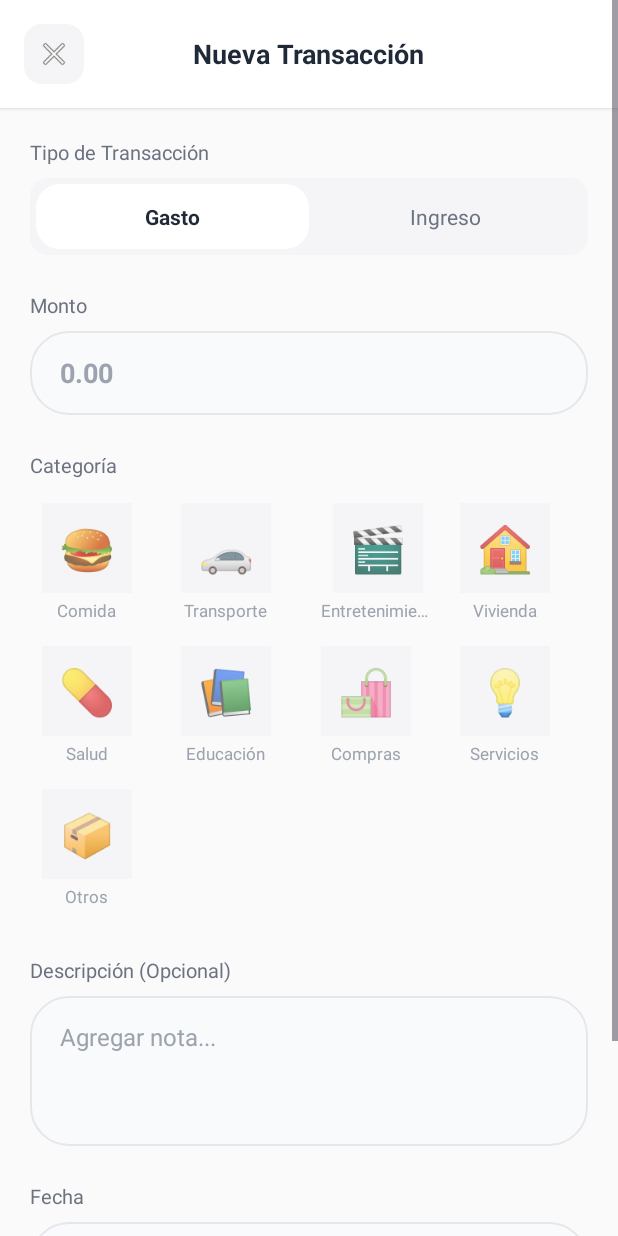
After one commit to cruzjeff225/GastoApp, an Android app: the AddTransactionActivity screen opened directly, with no data from a screen before it, on a phone screen of 412 x 824 dp. The commit adds this screen. Run offline under Robolectric (Android 15) with nearby library versions, the phone set to English and light mode, and no system bars; our stand-ins replace Firebase (no records; nobody signed in at launch, a user with empty details on screens opened directly).

Commit message:
feature: add functional process for saving new transactions (income-expenses) in Firebase DB

```diff
--- /dev/null
+++ b/app/src/main/java/com/cruzjeff225/gastoapp/adapters/CategoryAdapter.kt
@@ -0,0 +1,63 @@
+package com.cruzjeff225.gastoapp.adapters
+
+import android.graphics.Color
+import android.view.LayoutInflater
+import android.view.ViewGroup
+import androidx.recyclerview.widget.RecyclerView
+import com.cruzjeff225.gastoapp.databinding.ItemCategoryBinding
+import com.cruzjeff225.gastoapp.data.model.Category
+import androidx.core.graphics.toColorInt
+
+class CategoryAdapter(
+    private val categories: List<Category>,
+    private val onCategoryClick: (Category) -> Unit
+) : RecyclerView.Adapter<CategoryAdapter.CategoryViewHolder>() {
+
+    private var selectedPosition = -1
+
+    override fun onCreateViewHolder(parent: ViewGroup, viewType: Int): CategoryViewHolder {
+        val binding = ItemCategoryBinding.inflate(
+            LayoutInflater.from(parent.context),
+            parent,
+            false
+        )
+        return CategoryViewHolder(binding)
+    }
+
+    override fun onBindViewHolder(holder: CategoryViewHolder, position: Int) {
+        holder.bind(categories[position], position == selectedPosition)
+    }
+
+    override fun getItemCount() = categories.size
+
+    inner class CategoryViewHolder(
+        private val binding: ItemCategoryBinding
+    ) : RecyclerView.ViewHolder(binding.root) {
+
+        fun bind(category: Category, isSelected: Boolean) {
+            with(binding) {
+                tvCategoryIcon.text = category.icon
+                tvCategoryName.text = category.name
+
+                // Color selected category
+                if (isSelected) {
+                    categoryBackground.setBackgroundColor(Color.parseColor(category.color))
+                    tvCategoryIcon.alpha = 1f
+                    tvCategoryName.setTextColor(Color.parseColor(category.color))
+                } else {
+                    categoryBackground.setBackgroundColor("#F5F5F7".toColorInt())
+                    tvCategoryIcon.alpha = 0.7f
+                    tvCategoryName.setTextColor("#9CA3AF".toColorInt())
+                }
+
+                root.setOnClickListener {
+                    val previousPosition = selectedPosition
+                    selectedPosition = adapterPosition
+                    notifyItemChanged(previousPosition)
+                    notifyItemChanged(selectedPosition)
+                    onCategoryClick(category)
+                }
+            }
+        }
+    }
+}
--- /dev/null
+++ b/app/src/main/java/com/cruzjeff225/gastoapp/ui/transactions/AddTransactionActivity.kt
@@ -0,0 +1,189 @@
+package com.cruzjeff225.gastoapp.ui.transaction
+
+import android.app.DatePickerDialog
+import android.os.Bundle
+import android.widget.Toast
+import androidx.appcompat.app.AppCompatActivity
+import androidx.lifecycle.lifecycleScope
+import androidx.recyclerview.widget.GridLayoutManager
+import com.cruzjeff225.gastoapp.R
+import com.cruzjeff225.gastoapp.adapters.CategoryAdapter
+import com.cruzjeff225.gastoapp.databinding.ActivityAddTransactionBinding
+import com.cruzjeff225.gastoapp.data.model.Categories
+import com.cruzjeff225.gastoapp.data.model.Category
+import com.cruzjeff225.gastoapp.data.model.Transaction
+import com.cruzjeff225.gastoapp.data.model.TransactionType
+import com.cruzjeff225.gastoapp.data.repository.AuthRepository
+import com.cruzjeff225.gastoapp.utils.showToast
+import kotlinx.coroutines.launch
+import java.text.SimpleDateFormat
+import java.util.*
+
+class AddTransactionActivity : AppCompatActivity() {
+
+    private lateinit var binding: ActivityAddTransactionBinding
+    private val repository = AuthRepository.getInstance()
+
+    private var selectedType = TransactionType.EXPENSE
+    private var selectedCategory: Category? = null
+    private var selectedDate = Date()
+    private lateinit var categoryAdapter: CategoryAdapter
+
+    override fun onCreate(savedInstanceState: Bundle?) {
+        super.onCreate(savedInstanceState)
+        binding = ActivityAddTransactionBinding.inflate(layoutInflater)
+        setContentView(binding.root)
+
+        setupCategoryRecyclerView()
+        setupListeners()
+        updateDateDisplay()
+    }
+
+    private fun setupCategoryRecyclerView() {
+        val categories = Categories.getByType(selectedType)
+        categoryAdapter = CategoryAdapter(categories) { category ->
+            selectedCategory = category
+        }
+
+        binding.rvCategories.apply {
+            layoutManager = GridLayoutManager(this@AddTransactionActivity, 4)
+            adapter = categoryAdapter
+        }
+    }
+
+    private fun setupListeners() {
+        // Back button
+        binding.btnBack.setOnClickListener {
+            finish()
+        }
+
+        // Transaction type toggle
+        binding.btnExpense.setOnClickListener {
+            selectTransactionType(TransactionType.EXPENSE)
+        }
+
+        binding.btnIncome.setOnClickListener {
+            selectTransactionType(TransactionType.INCOME)
+        }
+
+        // Date picker
+        binding.btnSelectDate.setOnClickListener {
+            showDatePicker()
+        }
+
+        // Save button
+        binding.btnSave.setOnClickListener {
+            saveTransaction()
+        }
+    }
+
+    private fun selectTransactionType(type: TransactionType) {
+        selectedType = type
+        selectedCategory = null
+
+        when (type) {
+            TransactionType.EXPENSE -> {
+                binding.btnExpense.setBackgroundResource(R.drawable.bg_period_buttom_selected)
+                binding.btnExpense.setTextColor(getColor(R.color.text_primary))
+                binding.btnExpense.setTypeface(null, android.graphics.Typeface.BOLD)
+
+                binding.btnIncome.setBackgroundResource(android.R.color.transparent)
+                binding.btnIncome.setTextColor(getColor(R.color.text_secondary))
+                binding.btnIncome.setTypeface(null, android.graphics.Typeface.NORMAL)
+            }
+            TransactionType.INCOME -> {
+                binding.btnIncome.setBackgroundResource(R.drawable.bg_period_buttom_selected)
+                binding.btnIncome.setTextColor(getColor(R.color.text_primary))
+                binding.btnIncome.setTypeface(null, android.graphics.Typeface.BOLD)
+
+                binding.btnExpense.setBackgroundResource(android.R.color.transparent)
+                binding.btnExpense.setTextColor(getColor(R.color.text_secondary))
+                binding.btnExpense.setTypeface(null, android.graphics.Typeface.NORMAL)
+            }
+        }
+
+        // Update categories
+        setupCategoryRecyclerView()
+    }
+
+    private fun showDatePicker() {
+        val calendar = Calendar.getInstance()
+        calendar.time = selectedDate
+
+        DatePickerDialog(
+            this,
+            { _, year, month, day ->
+                calendar.set(year, month, day)
+                selectedDate = calendar.time
+                updateDateDisplay()
+            },
+            calendar.get(Calendar.YEAR),
+            calendar.get(Calendar.MONTH),
+            calendar.get(Calendar.DAY_OF_MONTH)
+        ).show()
+    }
+
+    private fun updateDateDisplay() {
+        val dateFormat = SimpleDateFormat("dd/MM/yyyy", Locale.getDefault())
+        val today = SimpleDateFormat("dd/MM/yyyy", Locale.getDefault()).format(Date())
+        val selected = dateFormat.format(selectedDate)
+
+        binding.tvSelectedDate.text = if (today == selected) "Hoy" else selected
+    }
+
+    private fun saveTransaction() {
+        // Validations
+        val amountText = binding.etAmount.text.toString().trim()
+        if (amountText.isEmpty()) {
+            showToast("Ingresa un monto")
+            return
+        }
+
+        val amount = amountText.toDoubleOrNull()
+        if (amount == null || amount <= 0) {
+            showToast("Ingresa un monto válido")
+            return
+        }
+
+        if (selectedCategory == null) {
+            showToast("Selecciona una categoría")
+            return
+        }
+
+        val userId = repository.currentUserId
+        if (userId == null) {
+            showToast("Error: Usuario no autenticado")
+            return
+        }
+
+        val description = binding.etDescription.text.toString().trim()
+
+        val transaction = Transaction(
+            userId = userId,
+            type = selectedType,
+            amount = amount,
+            category = selectedCategory!!.name,
+            description = description,
+            date = selectedDate.time,
+            createdAt = Date().time
+        )
+
+        // Save to Firebase
+        binding.btnSave.isEnabled = false
+        binding.btnSave.text = "Guardando..."
+
+        lifecycleScope.launch {
+            val result = repository.addTransaction(transaction)
+
+            result.onSuccess { documentId ->
+                showToast("Transacción guardada")
+                setResult(RESULT_OK)
+                finish()
+            }.onFailure { exception ->
+                showToast("Error: ${exception.message}")
+                binding.btnSave.isEnabled = true
+                binding.btnSave.text = "Guardar Transacción"
+            }
+        }
+    }
+}
--- /dev/null
+++ b/app/src/main/res/layout/activity_add_transaction.xml
@@ -0,0 +1,206 @@
+<?xml version="1.0" encoding="utf-8"?>
+<ScrollView xmlns:android="http://schemas.android.com/apk/res/android"
+    xmlns:app="http://schemas.android.com/apk/res-auto"
+    android:layout_width="match_parent"
+    android:layout_height="match_parent"
+    android:background="#FAFAFA"
+    android:fillViewport="true">
+
+    <LinearLayout
+        android:layout_width="match_parent"
+        android:layout_height="wrap_content"
+        android:orientation="vertical">
+
+        <!-- Header -->
+        <RelativeLayout
+            android:layout_width="match_parent"
+            android:layout_height="wrap_content"
+            android:background="@color/white"
+            android:padding="16dp"
+            android:elevation="2dp">
+
+            <ImageView
+                android:id="@+id/btnBack"
+                android:layout_width="40dp"
+                android:layout_height="40dp"
+                android:src="@android:drawable/ic_menu_close_clear_cancel"
+                android:background="@drawable/bg_icon_circle"
+                android:padding="8dp"
+                android:layout_alignParentStart="true"
+                android:layout_centerVertical="true"
+                android:contentDescription="Atrás"/>
+
+            <TextView
+                android:layout_width="wrap_content"
+                android:layout_height="wrap_content"
+                android:text="Nueva Transacción"
+                android:textSize="18sp"
+                android:textStyle="bold"
+                android:textColor="@color/text_primary"
+                android:layout_centerInParent="true"/>
+        </RelativeLayout>
+
+        <!-- Content -->
+        <LinearLayout
+            android:layout_width="match_parent"
+            android:layout_height="wrap_content"
+            android:orientation="vertical"
+            android:padding="20dp">
+
+            <!-- Transaction Type Toggle -->
+            <TextView
+                android:layout_width="wrap_content"
+                android:layout_height="wrap_content"
+                android:text="Tipo de Transacción"
+                android:textSize="13sp"
+                android:textColor="@color/text_secondary"
+                android:layout_marginBottom="8dp"/>
+
+            <LinearLayout
+                android:layout_width="match_parent"
+                android:layout_height="wrap_content"
+                android:orientation="horizontal"
+                android:background="@drawable/bg_icon_circle"
+                android:padding="4dp"
+                android:layout_marginBottom="24dp">
+
+                <TextView
+                    android:id="@+id/btnExpense"
+                    android:layout_width="0dp"
+                    android:layout_height="wrap_content"
+                    android:layout_weight="1"
+                    android:text="Gasto"
+                    android:textSize="14sp"
+                    android:textColor="@color/text_primary"
+                    android:textStyle="bold"
+                    android:background="@drawable/bg_period_buttom_selected"
+                    android:gravity="center"
+                    android:paddingVertical="12dp"/>
+
+                <TextView
+                    android:id="@+id/btnIncome"
+                    android:layout_width="0dp"
+                    android:layout_height="wrap_content"
+                    android:layout_weight="1"
+                    android:text="Ingreso"
+                    android:textSize="14sp"
+                    android:textColor="@color/text_secondary"
+                    android:background="@android:color/transparent"
+                    android:gravity="center"
+                    android:paddingVertical="12dp"/>
+            </LinearLayout>
+
+            <!-- Amount -->
+            <TextView
+                android:layout_width="wrap_content"
+                android:layout_height="wrap_content"
+                android:text="Monto"
+                android:textSize="13sp"
+                android:textColor="@color/text_secondary"
+                android:layout_marginBottom="8dp"/>
+
+            <EditText
+                android:id="@+id/etAmount"
+                android:layout_width="match_parent"
+                android:layout_height="56dp"
+                android:background="@drawable/background_input"
+                android:hint="0.00"
+                android:inputType="numberDecimal"
+                android:paddingStart="20dp"
+                android:paddingEnd="20dp"
+                android:textSize="18sp"
+                android:textStyle="bold"
+                android:textColor="@color/text_primary"
+                android:textColorHint="@color/text_hint"
+                android:layout_marginBottom="24dp"/>
+
+            <!-- Category -->
+            <TextView
+                android:layout_width="wrap_content"
+                android:layout_height="wrap_content"
+                android:text="Categoría"
+                android:textSize="13sp"
+                android:textColor="@color/text_secondary"
+                android:layout_marginBottom="8dp"/>
+
+            <androidx.recyclerview.widget.RecyclerView
+                android:id="@+id/rvCategories"
+                android:layout_width="match_parent"
+                android:layout_height="wrap_content"
+                android:layout_marginBottom="24dp"/>
+
+            <!-- Description -->
+            <TextView
+                android:layout_width="wrap_content"
+                android:layout_height="wrap_content"
+                android:text="Descripción (Opcional)"
+                android:textSize="13sp"
+                android:textColor="@color/text_secondary"
+                android:layout_marginBottom="8dp"/>
+
+            <EditText
+                android:id="@+id/etDescription"
+                android:layout_width="match_parent"
+                android:layout_height="100dp"
+                android:background="@drawable/background_input"
+                android:hint="Agregar nota..."
+                android:inputType="textMultiLine"
+                android:gravity="top|start"
+                android:paddingStart="20dp"
+                android:paddingEnd="20dp"
+                android:paddingTop="16dp"
+                android:textSize="16sp"
+                android:textColor="@color/text_primary"
+                android:textColorHint="@color/text_hint"
+                android:layout_marginBottom="24dp"/>
+
+            <!-- Date -->
+            <TextView
+                android:layout_width="wrap_content"
+                android:layout_height="wrap_content"
+                android:text="Fecha"
+                android:textSize="13sp"
+                android:textColor="@color/text_secondary"
+                android:layout_marginBottom="8dp"/>
+
+            <LinearLayout
+                android:id="@+id/btnSelectDate"
+                android:layout_width="match_parent"
+                android:layout_height="56dp"
+                android:background="@drawable/background_input"
+                android:orientation="horizontal"
+                android:gravity="center_vertical"
+                android:paddingStart="20dp"
+                android:paddingEnd="20dp"
+                android:layout_marginBottom="32dp">
+
+                <TextView
+                    android:id="@+id/tvSelectedDate"
+                    android:layout_width="0dp"
+                    android:layout_height="wrap_content"
+                    android:layout_weight="1"
+                    android:text="Hoy"
+                    android:textSize="16sp"
+                    android:textColor="@color/text_primary"/>
+
+                <TextView
+                    android:layout_width="wrap_content"
+                    android:layout_height="wrap_content"
+                    android:text="📅"
+                    android:textSize="20sp"/>
+            </LinearLayout>
+
+            <!-- Save Button -->
+            <Button
+                android:id="@+id/btnSave"
+                android:layout_width="match_parent"
+                android:layout_height="56dp"
+                android:background="@drawable/background_button_pressed"
+                android:text="Guardar Transacción"
+                android:textColor="@color/text_white"
+                android:textSize="16sp"
+                android:textStyle="bold"/>
+
+        </LinearLayout>
+    </LinearLayout>
+</ScrollView>
--- /dev/null
+++ b/app/src/main/res/layout/item_category.xml
@@ -0,0 +1,35 @@
+<?xml version="1.0" encoding="utf-8"?>
+<LinearLayout
+    xmlns:android="http://schemas.android.com/apk/res/android"
+    android:layout_width="wrap_content"
+    android:layout_height="wrap_content"
+    android:orientation="vertical"
+    android:gravity="center"
+    android:padding="8dp">
+
+    <FrameLayout
+        android:id="@+id/categoryBackground"
+        android:layout_width="60dp"
+        android:layout_height="60dp"
+        android:background="@drawable/bg_icon_circle">
+
+        <TextView
+            android:id="@+id/tvCategoryIcon"
+            android:layout_width="match_parent"
+            android:layout_height="match_parent"
+            android:text="🍔"
+            android:textSize="30sp"
+            android:gravity="center"/>
+    </FrameLayout>
+
+    <TextView
+        android:id="@+id/tvCategoryName"
+        android:layout_width="wrap_content"
+        android:layout_height="wrap_content"
+        android:text="Comida"
+        android:textSize="11sp"
+        android:textColor="@color/text_secondary"
+        android:layout_marginTop="4dp"
+        android:maxLines="1"
+        android:ellipsize="end"/>
+</LinearLayout>
```
Also changed, not shown: app/src/main/AndroidManifest.xml (+8 -0 lines), app/src/main/java/com/cruzjeff225/gastoapp/adapters/TransactionAdapters.kt (+4 -3 lines), app/src/main/java/com/cruzjeff225/gastoapp/ui/home/HomeFragment.kt (+51 -10 lines), app/src/main/res/layout/fragment_home.xml (+22 -3 lines).
